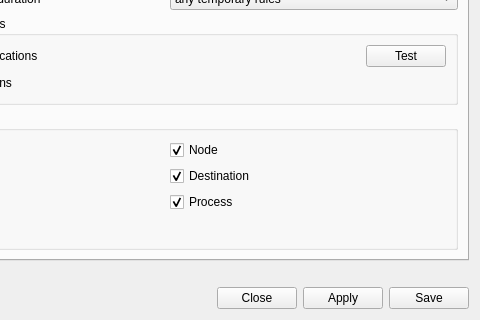
Qt form ui/opensnitch/res/preferences.ui (evilsocket/opensnitch) before a commit; both pictures show x 146 to 626 and y 122 to 442 of the 626 by 442 pixel window.
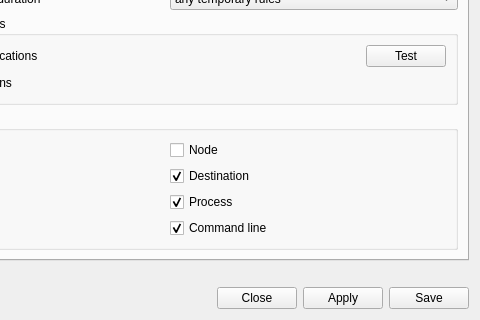
The same form after that commit. The open tabs and pages were chosen to show the change. Icons and pictures are not drawn.

Commit message:
ui, events: show the cmdline
Add the column cmdline to the events log, and allow to configure it.

Closes #745

Patch:
```diff
--- a/ui/opensnitch/res/preferences.ui
+++ b/ui/opensnitch/res/preferences.ui
@@ -636,7 +636,7 @@
              <string>Node</string>
             </property>
             <property name="checked">
-             <bool>true</bool>
+             <bool>false</bool>
             </property>
            </widget>
           </item>
@@ -704,6 +704,16 @@
             </property>
            </widget>
           </item>
+          <item row="6" column="1">
+           <widget class="QCheckBox" name="checkHideCmdline">
+            <property name="text">
+             <string>Command line</string>
+            </property>
+            <property name="checked">
+             <bool>true</bool>
+            </property>
+           </widget>
+          </item>
          </layout>
         </widget>
        </item>
```
Left out of the diff: 3 changed lines with no effect on the pictures. The commit also changes 2 other files.
